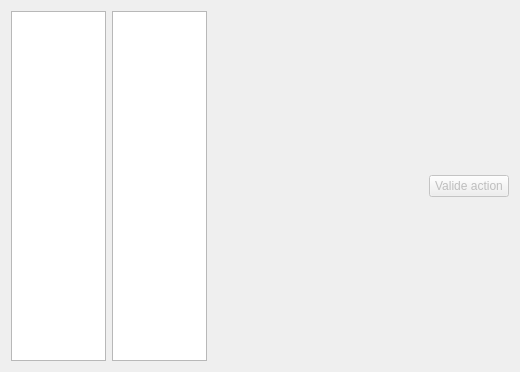
Before: the Qt Designer form app/view/forms/actionsview.ui in r0nd0ud0u/qt-rpg, drawn with Qt 5.
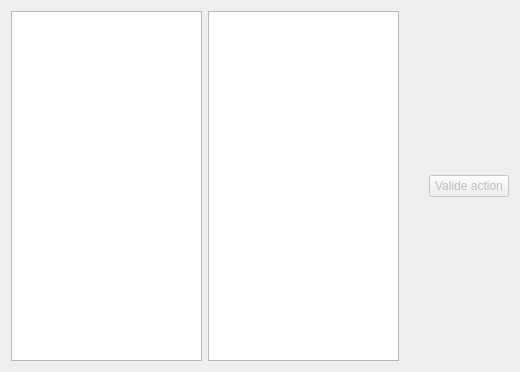
After: the same form once the commit is applied. Custom widgets are drawn as their Qt base class.

What changed in the file:
```diff
--- a/app/view/forms/actionsview.ui
+++ b/app/view/forms/actionsview.ui
@@ -70,18 +70,6 @@
        <verstretch>0</verstretch>
       </sizepolicy>
      </property>
-     <property name="minimumSize">
-      <size>
-       <width>210</width>
-       <height>0</height>
-      </size>
-     </property>
-     <property name="maximumSize">
-      <size>
-       <width>210</width>
-       <height>350</height>
-      </size>
-     </property>
      <layout class="QVBoxLayout" name="target_lay"/>
     </widget>
    </item>
```
